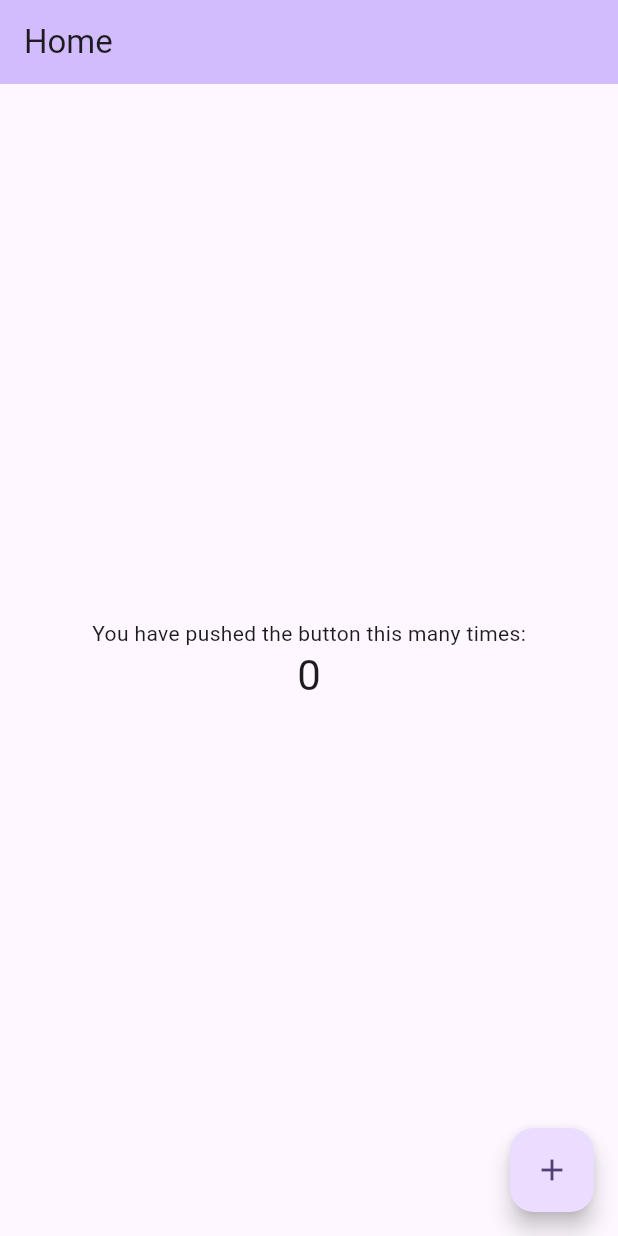
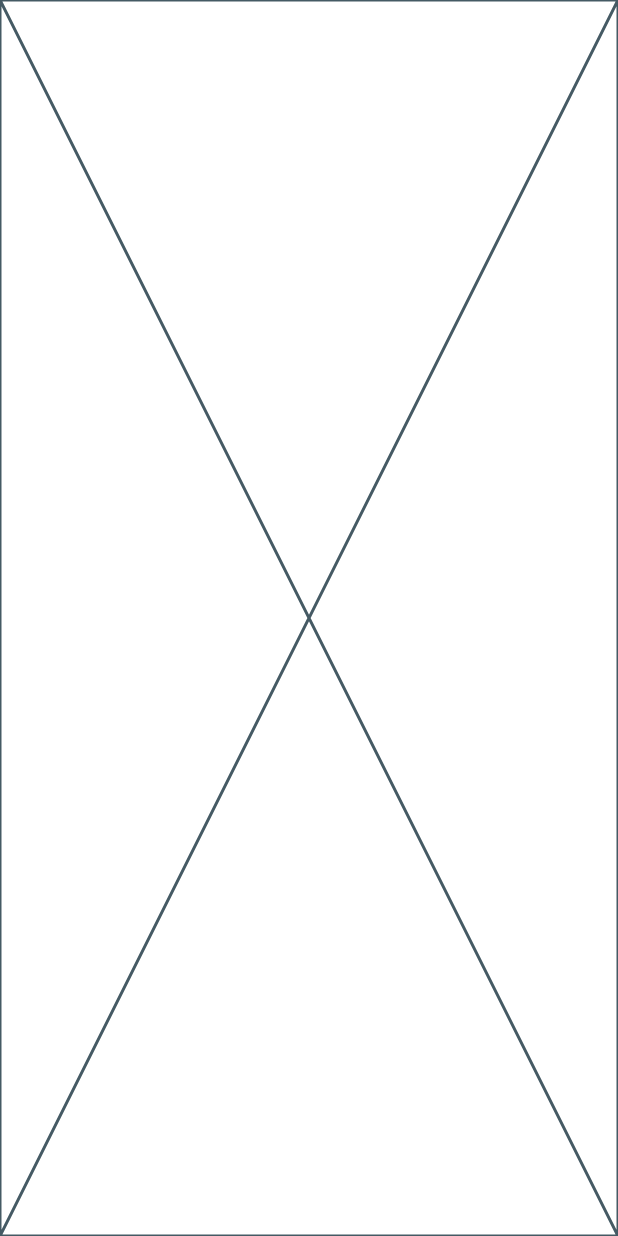
Before and after one commit to Jamal039/avenue_interview, a Flutter app: the screen it shows after launch, on a phone screen of 412 x 824 dp. Run offline on Flutter 3.47's test engine with Material 3 defaults, Android fonts, the phone set to English and light mode, and no system bars.

Commit message:
Replace Home widget's content with a Placeholder.
Removed the counter functionality and replaced the existing UI with a placeholder widget. This simplifies the Home widget for future development or prototyping.

```diff
--- a/lib/app/home.dart
+++ b/lib/app/home.dart
@@ -10,40 +10,9 @@
 }
 
 class _MyHomePageState extends State<MyHomePage> {
-  int _counter = 0;
-
-  void _incrementCounter() {
-    setState(() {
-      _counter++;
-    });
-  }
 
   @override
   Widget build(BuildContext context) {
-    return Scaffold(
-      appBar: AppBar(
-        backgroundColor: Theme.of(context).colorScheme.inversePrimary,
-        title: Text('Home'),
-      ),
-      body: Center(
-        child: Column(
-          mainAxisAlignment: MainAxisAlignment.center,
-          children: <Widget>[
-            const Text(
-              'You have pushed the button this many times:',
-            ),
-            Text(
-              '$_counter',
-              style: Theme.of(context).textTheme.headlineMedium,
-            ),
-          ],
-        ),
-      ),
-      floatingActionButton: FloatingActionButton(
-        onPressed: _incrementCounter,
-        tooltip: 'Increment',
-        child: const Icon(Icons.add),
-      ),
-    );
+    return Placeholder();
   }
 }
```
